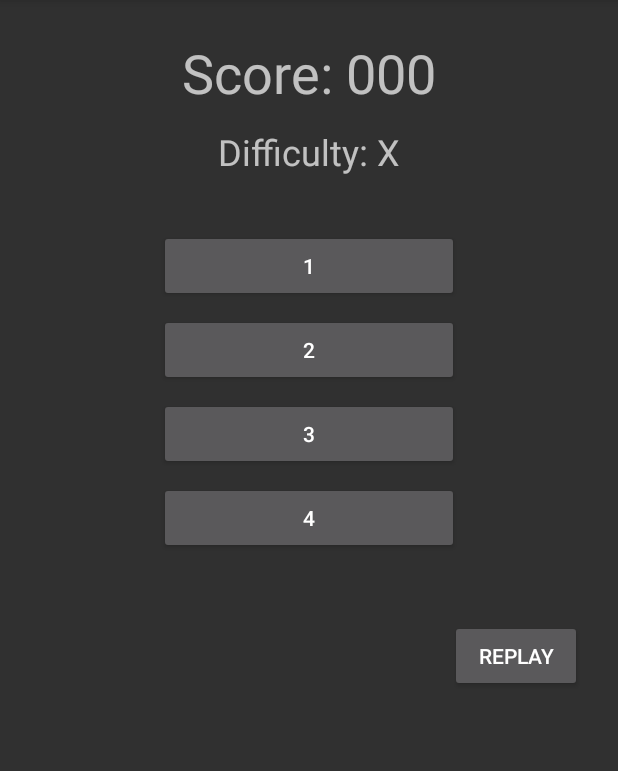
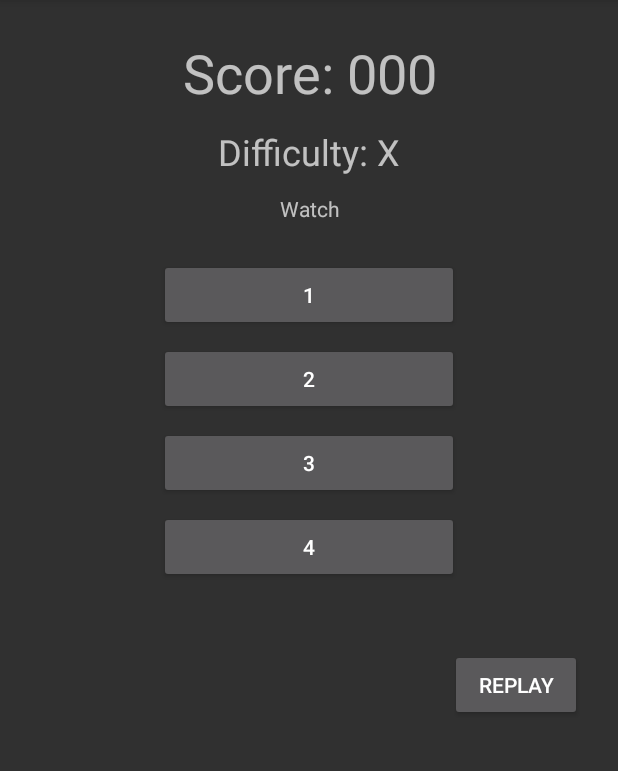
Before and after one commit to peprika/packt-memorygame, an Android app: the GameActivity screen opened directly, with no data from a screen before it, on a phone screen of 412 x 824 dp, the part 84-855 px from its top. Run offline under Robolectric (Android 15) with nearby library versions, the phone set to English and light mode, and no system bars.

Commit message:
Thread action code + Watch/Go textview

```diff
--- a/app/src/main/res/layout/activity_game.xml
+++ b/app/src/main/res/layout/activity_game.xml
@@ -10,6 +10,7 @@
         android:layout_width="wrap_content"
         android:layout_height="wrap_content"
         android:layout_gravity="center_horizontal"
+        android:gravity="center"
         android:layout_marginTop="24dp"
         android:text="@string/scoreTitle"
         android:textSize="36sp"
@@ -21,9 +22,19 @@
         android:layout_height="wrap_content"
         android:layout_gravity="center_horizontal"
         android:layout_marginTop="12dp"
-        android:layout_marginBottom="36dp"
+        android:layout_marginBottom="12dp"
+        android:gravity="center"
         android:text="@string/difficultyTitle"
         android:textSize="24sp"/>
+
+    <TextView
+        android:id="@+id/watchGoTitle"
+        android:layout_width="wrap_content"
+        android:layout_height="wrap_content"
+        android:layout_gravity="center_horizontal"
+        android:gravity="center"
+        android:layout_marginBottom="24dp"
+        android:text="@string/watch"/>
 
     <Button
         android:id="@+id/button1"
--- a/app/src/main/res/values/strings.xml
+++ b/app/src/main/res/values/strings.xml
@@ -6,4 +6,6 @@
     <string name="scoreTitle">Score: 000</string>
     <string name="difficultyTitle">Difficulty: X</string>
     <string name="replay">Replay</string>
+    <string name="watch">Watch</string>
+    <string name="go">Go!</string>
 </resources>
```
Also changed, not shown: app/src/main/java/com/packtpub/packt_memorygame/GameActivity.java (+29 -2 lines).
